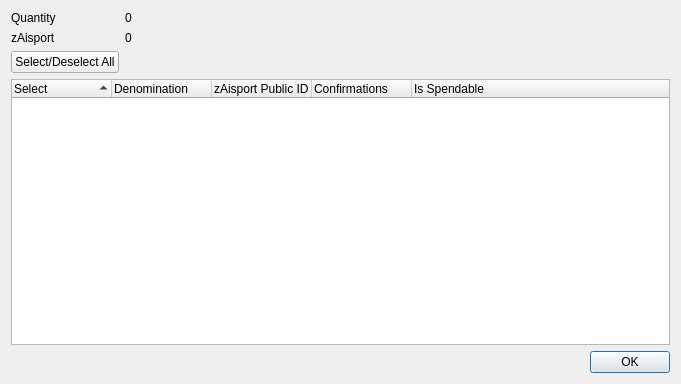
Qt form src/qt/forms/zaisportcontroldialog.ui (MCLXI/TSC) before a commit.
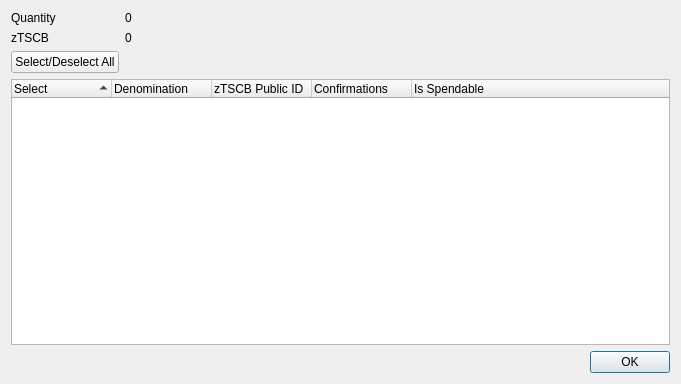
The same form after that commit.

What changed in the file:
```diff
--- a/src/qt/forms/zaisportcontroldialog.ui
+++ b/src/qt/forms/zaisportcontroldialog.ui
@@ -42,7 +42,7 @@
      <item row="1" column="0">
       <widget class="QLabel" name="labelZAisport">
        <property name="text">
-        <string>zAisport</string>
+        <string>zTSCB</string>
        </property>
       </widget>
      </item>
@@ -96,7 +96,7 @@
        </column>
        <column>
         <property name="text">
-         <string notr="true">zAisport Public ID</string>
+         <string notr="true">zTSCB Public ID</string>
         </property>
        </column>
        <column>
```
Left out of the diff: 14 changed lines with no effect on the pictures.
